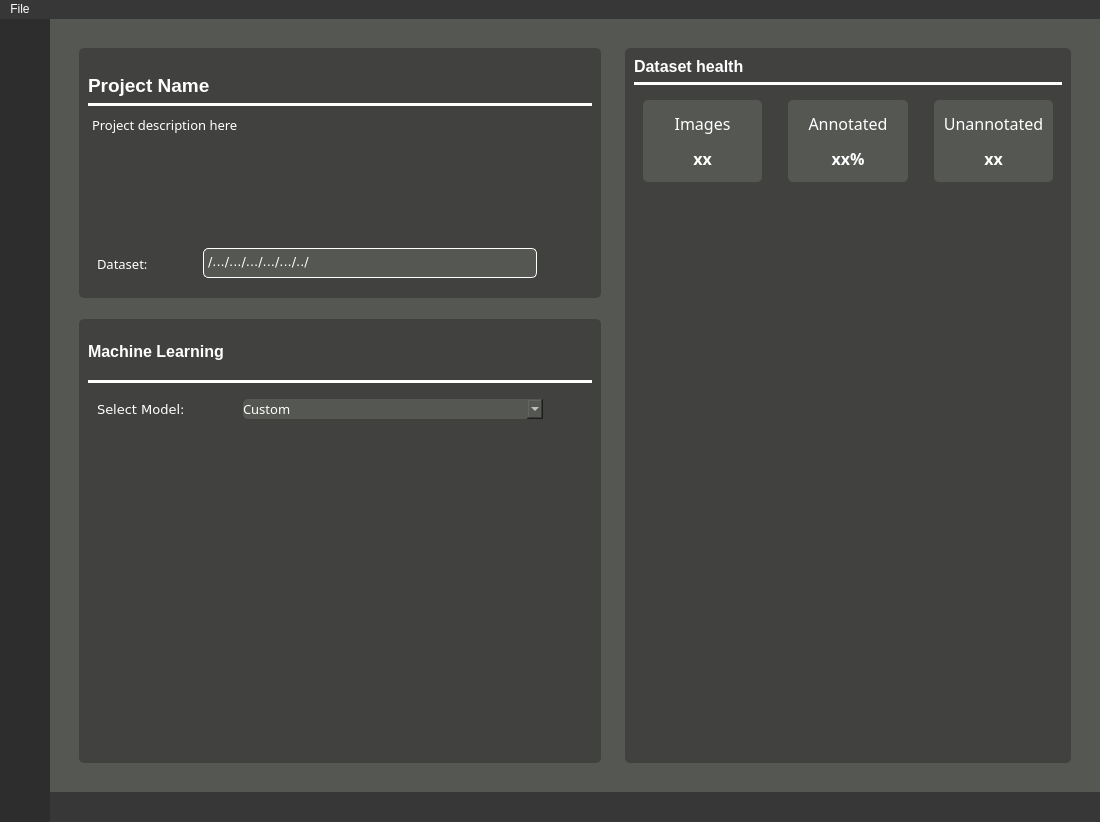
The window that yoloAnt.ui (Lachie1011/YoloAnt) describes before a commit, drawn with Qt 5.
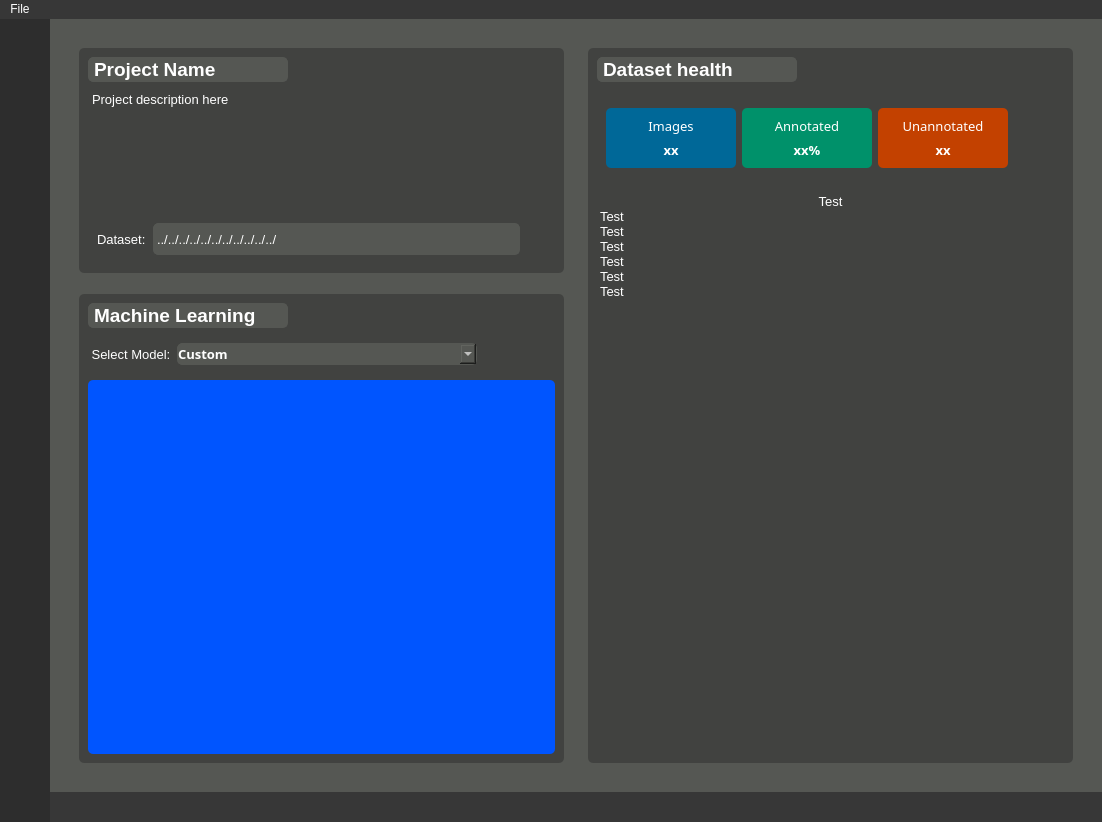
The same window after the commit. The open tabs and pages were chosen to show the change. Icons and pictures are not drawn. Custom widgets are drawn as their Qt base class.

```diff
--- a/yoloAnt.ui
+++ b/yoloAnt.ui
@@ -6,7 +6,7 @@
    <rect>
     <x>0</x>
     <y>0</y>
-    <width>1100</width>
+    <width>1102</width>
     <height>822</height>
    </rect>
   </property>
@@ -1297,6 +1297,18 @@
            </property>
            <item>
             <widget class="QFrame" name="descriptionMLFrame">
+             <property name="sizePolicy">
+              <sizepolicy hsizetype="Expanding" vsizetype="Expanding">
+               <horstretch>0</horstretch>
+               <verstretch>0</verstretch>
+              </sizepolicy>
+             </property>
+             <property name="maximumSize">
+              <size>
+               <width>700</width>
+               <height>16777215</height>
+              </size>
+             </property>
              <property name="frameShape">
               <enum>QFrame::StyledPanel</enum>
              </property>
@@ -1341,10 +1353,16 @@
                  <enum>QFrame::Raised</enum>
                 </property>
                 <layout class="QVBoxLayout" name="verticalLayout_17">
+                 <property name="topMargin">
+                  <number>9</number>
+                 </property>
+                 <property name="bottomMargin">
+                  <number>9</number>
+                 </property>
                  <item>
                   <widget class="QLabel" name="projectNameLbl">
                    <property name="sizePolicy">
-                    <sizepolicy hsizetype="Preferred" vsizetype="Fixed">
+                    <sizepolicy hsizetype="Preferred" vsizetype="Preferred">
                      <horstretch>0</horstretch>
                      <verstretch>0</verstretch>
                     </sizepolicy>
@@ -1352,12 +1370,12 @@
                    <property name="minimumSize">
                     <size>
                      <width>0</width>
-                     <height>40</height>
+                     <height>0</height>
                     </size>
                    </property>
                    <property name="maximumSize">
                     <size>
-                     <width>16777215</width>
+                     <width>200</width>
                      <height>16777215</height>
                     </size>
                    </property>
@@ -1370,7 +1388,10 @@
                     </font>
                    </property>
                    <property name="styleSheet">
-                    <string notr="true">font-weight: bold;</string>
+                    <string notr="true">background-color: rgb(85, 87, 83);
+border : 1px solid;
+border-radius: 5px;
+border-color:  rgb(85, 87, 83);</string>
                    </property>
                    <property name="text">
                     <string>Project Name</string>
@@ -1379,23 +1400,7 @@
                     <enum>Qt::PlainText</enum>
                    </property>
                    <property name="alignment">
-                    <set>Qt::AlignBottom|Qt::AlignLeading|Qt::AlignLeft</set>
-                   </property>
-                  </widget>
-                 </item>
-                 <item>
-                  <widget class="Line" name="line_3">
-                   <property name="minimumSize">
-                    <size>
-                     <width>0</width>
-                     <height>0</height>
-                    </size>
-                   </property>
-                   <property name="styleSheet">
-                    <string notr="true">background-color: rgb(255, 255, 255);</string>
-                   </property>
-                   <property name="orientation">
-                    <enum>Qt::Horizontal</enum>
+                    <set>Qt::AlignLeading|Qt::AlignLeft|Qt::AlignVCenter</set>
                    </property>
                   </widget>
                  </item>
@@ -1415,7 +1420,7 @@
                    </property>
                    <property name="font">
                     <font>
-                     <family>Sans</family>
+                     <family>MS Shell Dlg 2</family>
                      <pointsize>10</pointsize>
                      <weight>50</weight>
                      <bold>false</bold>
@@ -1429,7 +1434,7 @@
                     <string>&lt;!DOCTYPE HTML PUBLIC &quot;-//W3C//DTD HTML 4.0//EN&quot; &quot;http://www.w3.org/TR/REC-html40/strict.dtd&quot;&gt;
 &lt;html&gt;&lt;head&gt;&lt;meta name=&quot;qrichtext&quot; content=&quot;1&quot; /&gt;&lt;style type=&quot;text/css&quot;&gt;
 p, li { white-space: pre-wrap; }
-&lt;/style&gt;&lt;/head&gt;&lt;body style=&quot; font-family:'Sans'; font-size:10pt; font-weight:400; font-style:normal;&quot;&gt;
+&lt;/style&gt;&lt;/head&gt;&lt;body style=&quot; font-family:'MS Shell Dlg 2'; font-size:10pt; font-weight:400; font-style:normal;&quot;&gt;
 &lt;p align=&quot;justify&quot; style=&quot; margin-top:0px; margin-bottom:0px; margin-left:0px; margin-right:0px; -qt-block-indent:0; text-indent:0px;&quot;&gt;&lt;span style=&quot; font-family:'Ubuntu';&quot;&gt;Project description here&lt;/span&gt;&lt;/p&gt;&lt;/body&gt;&lt;/html&gt;</string>
                    </property>
                   </widget>
@@ -1465,13 +1470,19 @@
                       </property>
                       <property name="minimumSize">
                        <size>
-                        <width>100</width>
+                        <width>50</width>
                         <height>0</height>
                        </size>
                       </property>
+                      <property name="maximumSize">
+                       <size>
+                        <width>50</width>
+                        <height>16777215</height>
+                       </size>
+                      </property>
                       <property name="font">
                        <font>
-                        <family>Sans</family>
+                        <family>MS Shell Dlg 2</family>
                         <pointsize>10</pointsize>
                         <weight>50</weight>
                         <bold>false</bold>
@@ -1483,52 +1494,26 @@
                      </widget>
                     </item>
                     <item>
-                     <widget class="QTextEdit" name="datasetPathTxt">
-                      <property name="sizePolicy">
-                       <sizepolicy hsizetype="Preferred" vsizetype="Preferred">
-                        <horstretch>0</horstretch>
-                        <verstretch>0</verstretch>
-                       </sizepolicy>
-                      </property>
-                      <property name="minimumSize">
-                       <size>
-                        <width>0</width>
-                        <height>0</height>
-                       </size>
-                      </property>
-                      <property name="maximumSize">
-                       <size>
-                        <width>16777215</width>
-                        <height>30</height>
-                       </size>
-                      </property>
+                     <widget class="QLabel" name="datasetPathLbl">
                       <property name="font">
                        <font>
-                        <family>DejaVu Sans</family>
                         <pointsize>10</pointsize>
                        </font>
                       </property>
-                      <property name="cursor" stdset="0">
-                       <cursorShape>ArrowCursor</cursorShape>
-                      </property>
                       <property name="styleSheet">
                        <string notr="true">background-color: rgb(85, 87, 83);
-border: 1px solid white;
+border : 1px solid;
 border-radius: 5px;
-</string>
+border-color:  rgb(85, 87, 83);</string>
                       </property>
-                      <property name="lineWrapMode">
-                       <enum>QTextEdit::NoWrap</enum>
+                      <property name="lineWidth">
+                       <number>1</number>
                       </property>
-                      <property name="readOnly">
-                       <bool>true</bool>
+                      <property name="midLineWidth">
+                       <number>0</number>
                       </property>
-                      <property name="html">
-                       <string>&lt;!DOCTYPE HTML PUBLIC &quot;-//W3C//DTD HTML 4.0//EN&quot; &quot;http://www.w3.org/TR/REC-html40/strict.dtd&quot;&gt;
-&lt;html&gt;&lt;head&gt;&lt;meta name=&quot;qrichtext&quot; content=&quot;1&quot; /&gt;&lt;style type=&quot;text/css&quot;&gt;
-p, li { white-space: pre-wrap; }
-&lt;/style&gt;&lt;/head&gt;&lt;body style=&quot; font-family:'DejaVu Sans'; font-size:10pt; font-weight:400; font-style:normal;&quot;&gt;
-&lt;p align=&quot;justify&quot; style=&quot; margin-top:0px; margin-bottom:0px; margin-left:0px; margin-right:0px; -qt-block-indent:0; text-indent:0px;&quot;&gt;&lt;span style=&quot; font-family:'Ubuntu';&quot;&gt;/.../.../.../.../.../../&lt;/span&gt;&lt;/p&gt;&lt;/body&gt;&lt;/html&gt;</string>
+                      <property name="text">
+                       <string>../../../../../../../../../../../</string>
                       </property>
                      </widget>
                     </item>
@@ -1542,7 +1527,7 @@
                       </property>
                       <property name="maximumSize">
                        <size>
-                        <width>40</width>
+                        <width>20</width>
                         <height>16777215</height>
                        </size>
                       </property>
@@ -1555,8 +1540,8 @@
                       </property>
                       <property name="iconSize">
                        <size>
-                        <width>16</width>
-                        <height>16</height>
+                        <width>12</width>
+                        <height>12</height>
                        </size>
                       </property>
                      </widget>
@@ -1605,33 +1590,38 @@
                  <property name="spacing">
                   <number>6</number>
                  </property>
+                 <property name="bottomMargin">
+                  <number>9</number>
+                 </property>
                  <item>
                   <widget class="QLabel" name="mlFrameLbl">
+                   <property name="maximumSize">
+                    <size>
+                     <width>200</width>
+                     <height>16777215</height>
+                    </size>
+                   </property>
                    <property name="font">
                     <font>
                      <family>MS Shell Dlg 2</family>
-                     <pointsize>12</pointsize>
+                     <pointsize>14</pointsize>
                      <weight>75</weight>
                      <bold>true</bold>
                     </font>
                    </property>
+                   <property name="styleSheet">
+                    <string notr="true">background-color: rgb(85, 87, 83);
+border : 1px solid;
+border-radius: 5px;
+border-color:  rgb(85, 87, 83);</string>
+                   </property>
                    <property name="text">
                     <string>Machine Learning</string>
                    </property>
                   </widget>
                  </item>
                  <item>
-                  <widget class="Line" name="line_4">
-                   <property name="styleSheet">
-                    <string notr="true">background-color: rgb(255, 255, 255);</string>
-                   </property>
-                   <property name="orientation">
-                    <enum>Qt::Horizontal</enum>
-                   </property>
-                  </widget>
-                 </item>
-                 <item>
-                  <widget class="QFrame" name="frame">
+                  <widget class="QFrame" name="mdlFrame">
                    <property name="sizePolicy">
                     <sizepolicy hsizetype="Fixed" vsizetype="Fixed">
                      <horstretch>0</horstretch>
@@ -1657,6 +1647,9 @@
                     <enum>QFrame::Raised</enum>
                    </property>
                    <layout class="QHBoxLayout" name="horizontalLayout_9">
+                    <property name="leftMargin">
+                     <number>0</number>
+                    </property>
                     <item>
                      <widget class="QLabel" name="mdlSelLbl">
                       <property name="sizePolicy">
@@ -1667,18 +1660,24 @@
                       </property>
                       <property name="minimumSize">
                        <size>
-                        <width>140</width>
+                        <width>0</width>
                         <height>0</height>
                        </size>
                       </property>
+                      <property name="maximumSize">
+                       <size>
+                        <width>90</width>
+                        <height>16777215</height>
+                       </size>
+                      </property>
                       <property name="font">
                        <font>
-                        <family>DejaVu Sans</family>
+                        <family>MS Shell Dlg 2</family>
                         <pointsize>10</pointsize>
                        </font>
                       </property>
                       <property name="text">
-                       <string>Select Model:</string>
+                       <string> Select Model:</string>
                       </property>
                      </widget>
                     </item>
@@ -1700,13 +1699,18 @@
                        <font>
                         <family>Sans</family>
                         <pointsize>10</pointsize>
+                        <weight>75</weight>
+                        <bold>true</bold>
                        </font>
                       </property>
                       <property name="styleSheet">
                        <string notr="true">background-color: rgb(85, 87, 83);
-
+border : 1px solid;
 border-radius: 5px;
-</string>
+border-color:  rgb(85, 87, 83);</string>
+                      </property>
+                      <property name="currentText">
+                       <string>Custom</string>
                       </property>
                       <item>
                        <property name="text">
@@ -1735,31 +1739,28 @@
                   </widget>
                  </item>
                  <item>
-                  <widget class="QFrame" name="frame_3">
-                   <property name="frameShape">
-                    <enum>QFrame::StyledPanel</enum>
+                  <widget class="PlotWidget" name="graphWidget" native="true">
+                   <property name="sizePolicy">
+                    <sizepolicy hsizetype="Expanding" vsizetype="Expanding">
+                     <horstretch>0</horstretch>
+                     <verstretch>0</verstretch>
+                    </sizepolicy>
                    </property>
-                   <property name="frameShadow">
-                    <enum>QFrame::Raised</enum>
+                   <property name="minimumSize">
+                    <size>
+                     <width>0</width>
+                     <height>350</height>
+                    </size>
                    </property>
-                   <layout class="QHBoxLayout" name="horizontalLayout_11">
-                    <item>
-                     <widget class="QLabel" name="label_5">
-                      <property name="minimumSize">
-                       <size>
-                        <width>480</width>
-                        <height>300</height>
-                       </size>
-                      </property>
-                      <property name="text">
-                       <string/>
-                      </property>
-                      <property name="pixmap">
-                       <pixmap>icons/training-loss-graph.png</pixmap>
-                      </property>
-                     </widget>
-                    </item>
-                   </layout>
+                   <property name="maximumSize">
+                    <size>
+                     <width>16777215</width>
+                     <height>600</height>
+                    </size>
+                   </property>
+                   <property name="styleSheet">
+                    <string notr="true">background-color: rgb(0, 85, 255);</string>
+                   </property>
                   </widget>
                  </item>
                 </layout>
@@ -1770,6 +1771,12 @@
            </item>
            <item>
             <widget class="QFrame" name="healthFrame">
+             <property name="sizePolicy">
+              <sizepolicy hsizetype="Expanding" vsizetype="Expanding">
+               <horstretch>0</horstretch>
+               <verstretch>0</verstretch>
+              </sizepolicy>
+             </property>
              <property name="styleSheet">
               <string notr="true"/>
              </property>
@@ -1800,33 +1807,35 @@
                 </property>
                 <layout class="QVBoxLayout" name="verticalLayout_18">
                  <item>
-                  <widget class="QLabel" name="label">
+                  <widget class="QLabel" name="healthLbl">
+                   <property name="maximumSize">
+                    <size>
+                     <width>200</width>
+                     <height>16777215</height>
+                    </size>
+                   </property>
                    <property name="font">
                     <font>
-                     <pointsize>12</pointsize>
+                     <pointsize>14</pointsize>
                      <weight>75</weight>
                      <bold>true</bold>
                     </font>
                    </property>
+                   <property name="styleSheet">
+                    <string notr="true">background-color: rgb(85, 87, 83);
+border : 1px solid;
+border-radius: 5px;
+border-color:  rgb(85, 87, 83);</string>
+                   </property>
                    <property name="text">
                     <string>Dataset health </string>
                    </property>
                   </widget>
                  </item>
-                 <item>
-                  <widget class="Line" name="line_5">
-                   <property name="styleSheet">
-                    <string notr="true">background-color: rgb(255, 255, 255);</string>
-                   </property>
-                   <property name="orientation">
-                    <enum>Qt::Horizontal</enum>
-                   </property>
-                  </widget>
-                 </item>
                  <item>
                   <widget class="QFrame" name="annotationInfoFrame">
                    <property name="sizePolicy">
-                    <sizepolicy hsizetype="Preferred" vsizetype="Fixed">
+                    <sizepolicy hsizetype="Preferred" vsizetype="Preferred">
                      <horstretch>0</horstretch>
                      <verstretch>0</verstretch>
                     </sizepolicy>
@@ -1846,8 +1855,21 @@
                    <layout class="QHBoxLayout" name="horizontalLayout_8">
                     <item>
                      <widget class="QFrame" name="imageCountFrame">
+                      <property name="minimumSize">
+                       <size>
+                        <width>130</width>
+                        <height>0</height>
+                       </size>
+                      </property>
+                      <property name="maximumSize">
+                       <size>
+                        <width>16777215</width>
+                        <height>60</height>
+                       </size>
+                      </property>
                       <property name="styleSheet">
-                       <string notr="true">background-color: rgb(85, 87, 83);</string>
+                       <string notr="true">background-color: rgb(85, 87, 83);
+background-color: rgb(0, 104, 152);</string>
                       </property>
                       <property name="frameShape">
                        <enum>QFrame::StyledPanel</enum>
@@ -1861,7 +1883,7 @@
                          <property name="font">
                           <font>
                            <family>Sans</family>
-                           <pointsize>12</pointsize>
+                           <pointsize>10</pointsize>
                           </font>
                          </property>
                          <property name="text">
@@ -1877,7 +1899,7 @@
                          <property name="font">
                           <font>
                            <family>Sans</family>
-                           <pointsize>12</pointsize>
+                           <pointsize>10</pointsize>
                            <weight>75</weight>
                            <bold>true</bold>
                           </font>
@@ -1896,26 +1918,23 @@
                       </layout>
                      </widget>
                     </item>
-                    <item>
-                     <spacer name="horizontalSpacer_4">
-                      <property name="orientation">
-                       <enum>Qt::Horizontal</enum>
-                      </property>
-                      <property name="sizeType">
-                       <enum>QSizePolicy::Fixed</enum>
-                      </property>
-                      <property name="sizeHint" stdset="0">
-                       <size>
-                        <width>20</width>
-                        <height>20</height>
-                       </size>
-                      </property>
-                     </spacer>
-                    </item>
                     <item>
                      <widget class="QFrame" name="annotatedCountFrame">
+                      <property name="minimumSize">
+                       <size>
+                        <width>130</width>
+                        <height>0</height>
+                       </size>
+                      </property>
+                      <property name="maximumSize">
+                       <size>
+                        <width>16777215</width>
+                        <height>60</height>
+                       </size>
+                      </property>
                       <property name="styleSheet">
-                       <string notr="true">background-color: rgb(85, 87, 83);</string>
+                       <string notr="true">background-color: rgb(85, 87, 83);
+background-color: rgb(0, 145, 106);</string>
                       </property>
                       <property name="frameShape">
                        <enum>QFrame::StyledPanel</enum>
@@ -1929,7 +1948,7 @@
                          <property name="font">
                           <font>
                            <family>Sans</family>
-                           <pointsize>12</pointsize>
+                           <pointsize>10</pointsize>
                           </font>
                          </property>
                          <property name="text">
@@ -1945,7 +1964,7 @@
                          <property name="font">
                           <font>
                            <family>Sans</family>
-                           <pointsize>12</pointsize>
+                           <pointsize>10</pointsize>
                            <weight>75</weight>
                            <bold>true</bold>
                           </font>
@@ -1964,26 +1983,23 @@
                       </layout>
                      </widget>
                     </item>
-                    <item>
-                     <spacer name="horizontalSpacer_5">
-                      <property name="orientation">
-                       <enum>Qt::Horizontal</enum>
-                      </property>
-                      <property name="sizeType">
-                       <enum>QSizePolicy::Fixed</enum>
-                      </property>
-                      <property name="sizeHint" stdset="0">
-                       <size>
-                        <width>20</width>
-                        <height>20</height>
-                       </size>
-                      </property>
-                     </spacer>
-                    </item>
                     <item>
                      <widget class="QFrame" name="unannotatedCountFrame">
+                      <property name="minimumSize">
+                       <size>
+                        <width>130</width>
+                        <height>0</height>
+                       </size>
+                      </property>
+                      <property name="maximumSize">
+                       <size>
+                        <width>16777215</width>
+                        <height>60</height>
+                       </size>
+                      </property>
                       <property name="styleSheet">
-                       <string notr="true">background-color: rgb(85, 87, 83);</string>
+                       <string notr="true">background-color: rgb(85, 87, 83);
+background-color: rgb(195, 65, 0);</string>
                       </property>
                       <property name="frameShape">
                        <enum>QFrame::StyledPanel</enum>
@@ -1997,7 +2013,7 @@
                          <property name="font">
                           <font>
                            <family>Sans</family>
-                           <pointsize>12</pointsize>
+                           <pointsize>10</pointsize>
                           </font>
                          </property>
                          <property name="text">
@@ -2013,7 +2029,7 @@
                          <property name="font">
                           <font>
                            <family>Sans</family>
-                           <pointsize>12</pointsize>
+                           <pointsize>10</pointsize>
                            <weight>75</weight>
                            <bold>true</bold>
                           </font>
@@ -2032,32 +2048,103 @@
                       </layout>
                      </widget>
                     </item>
+                    <item>
+                     <spacer name="horizontalSpacer_4">
+                      <property name="orientation">
+                       <enum>Qt::Horizontal</enum>
+                      </property>
+                      <property name="sizeHint" stdset="0">
+                       <size>
+                        <width>40</width>
+                        <height>20</height>
+                       </size>
+                      </property>
+                     </spacer>
+                    </item>
                    </layout>
                   </widget>
                  </item>
                  <item>
-                  <widget class="QFrame" name="classBalanceFrame">
-                   <property name="frameShape">
-                    <enum>QFrame::StyledPanel</enum>
+                  <widget class="QListWidget" name="classListWidget">
+                   <property name="alternatingRowColors">
+                    <bool>false</bool>
                    </property>
-                   <property name="frameShadow">
-                    <enum>QFrame::Raised</enum>
+                   <property name="spacing">
+                    <number>1</number>
                    </property>
-                   <layout class="QVBoxLayout" name="verticalLayout_19">
-                    <item>
-                     <widget class="QLabel" name="classBalanceExampleLbl">
-                      <property name="text">
-                       <string/>
-                      </property>
-                      <property name="pixmap">
-                       <pixmap>icons/class_balance_example.png</pixmap>
-                      </property>
-                      <property name="alignment">
-                       <set>Qt::AlignCenter</set>
-                      </property>
-                     </widget>
-                    </item>
-                   </layout>
+                   <item>
+                    <property name="text">
+                     <string>Test</string>
+                    </property>
+                    <property name="font">
+                     <font>
+                      <pointsize>10</pointsize>
+                     </font>
+                    </property>
+                    <property name="textAlignment">
+                     <set>AlignCenter</set>
+                    </property>
+                   </item>
+                   <item>
+                    <property name="text">
+                     <string>Test</string>
+                    </property>
+                    <property name="font">
+                     <font>
+                      <pointsize>10</pointsize>
+                     </font>
+                    </property>
+                   </item>
+                   <item>
+                    <property name="text">
+                     <string>Test</string>
+                    </property>
+                    <property name="font">
+                     <font>
+                      <pointsize>10</pointsize>
+                     </font>
+                    </property>
+                   </item>
+                   <item>
+                    <property name="text">
+                     <string>Test</string>
+                    </property>
+                    <property name="font">
+                     <font>
+                      <pointsize>10</pointsize>
+                     </font>
+                    </property>
+                   </item>
+                   <item>
+                    <property name="text">
+                     <string>Test</string>
+                    </property>
+                    <property name="font">
+                     <font>
+                      <pointsize>10</pointsize>
+                     </font>
+                    </property>
+                   </item>
+                   <item>
+                    <property name="text">
+                     <string>Test</string>
+                    </property>
+                    <property name="font">
+                     <font>
+                      <pointsize>10</pointsize>
+                     </font>
+                    </property>
+                   </item>
+                   <item>
+                    <property name="text">
+                     <string>Test</string>
+                    </property>
+                    <property name="font">
+                     <font>
+                      <pointsize>10</pointsize>
+                     </font>
+                    </property>
+                   </item>
                   </widget>
                  </item>
                  <item>
@@ -2071,21 +2158,7 @@
                    <property name="frameShadow">
                     <enum>QFrame::Raised</enum>
                    </property>
-                   <layout class="QVBoxLayout" name="verticalLayout_23">
-                    <item>
-                     <spacer name="verticalSpacer_11">
-                      <property name="orientation">
-                       <enum>Qt::Vertical</enum>
-                      </property>
-                      <property name="sizeHint" stdset="0">
-                       <size>
-                        <width>20</width>
-                        <height>40</height>
-                       </size>
-                      </property>
-                     </spacer>
-                    </item>
-                   </layout>
+                   <layout class="QVBoxLayout" name="verticalLayout_23"/>
                   </widget>
                  </item>
                 </layout>
@@ -2195,7 +2268,7 @@
     <rect>
      <x>0</x>
      <y>0</y>
-     <width>1100</width>
+     <width>1102</width>
      <height>21</height>
     </rect>
    </property>
@@ -2620,6 +2693,14 @@
    <addaction name="menutest"/>
   </widget>
  </widget>
+ <customwidgets>
+  <customwidget>
+   <class>PlotWidget</class>
+   <extends>QWidget</extends>
+   <header>pyqtgraph</header>
+   <container>1</container>
+  </customwidget>
+ </customwidgets>
  <resources/>
  <connections/>
 </ui>
```
